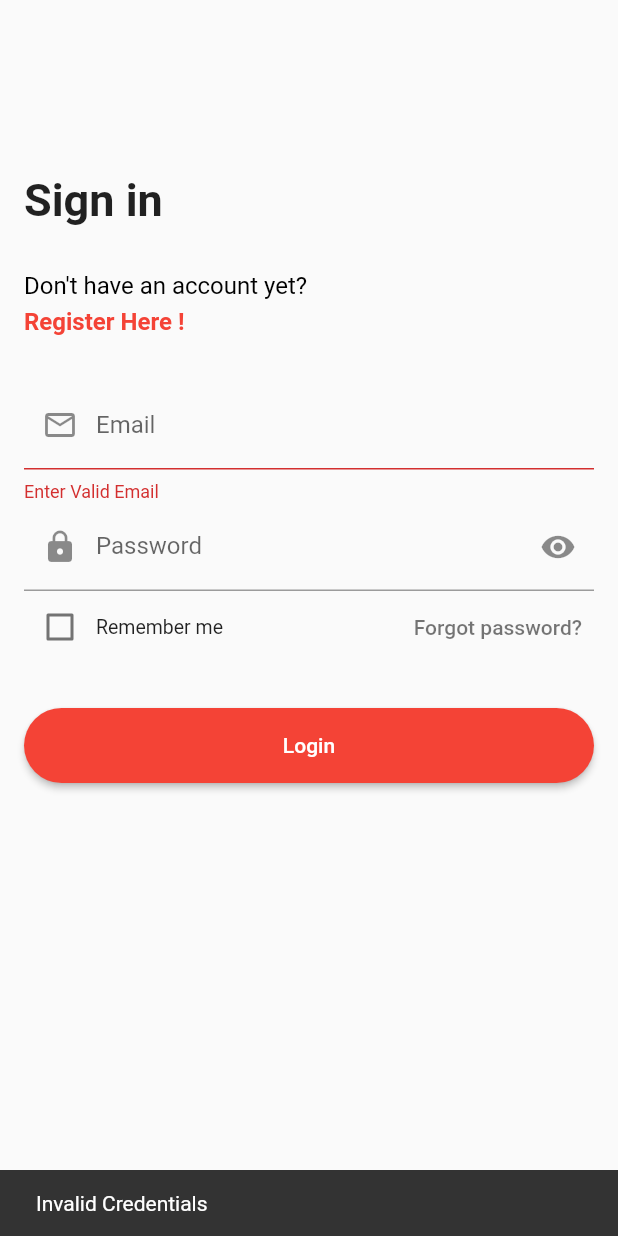
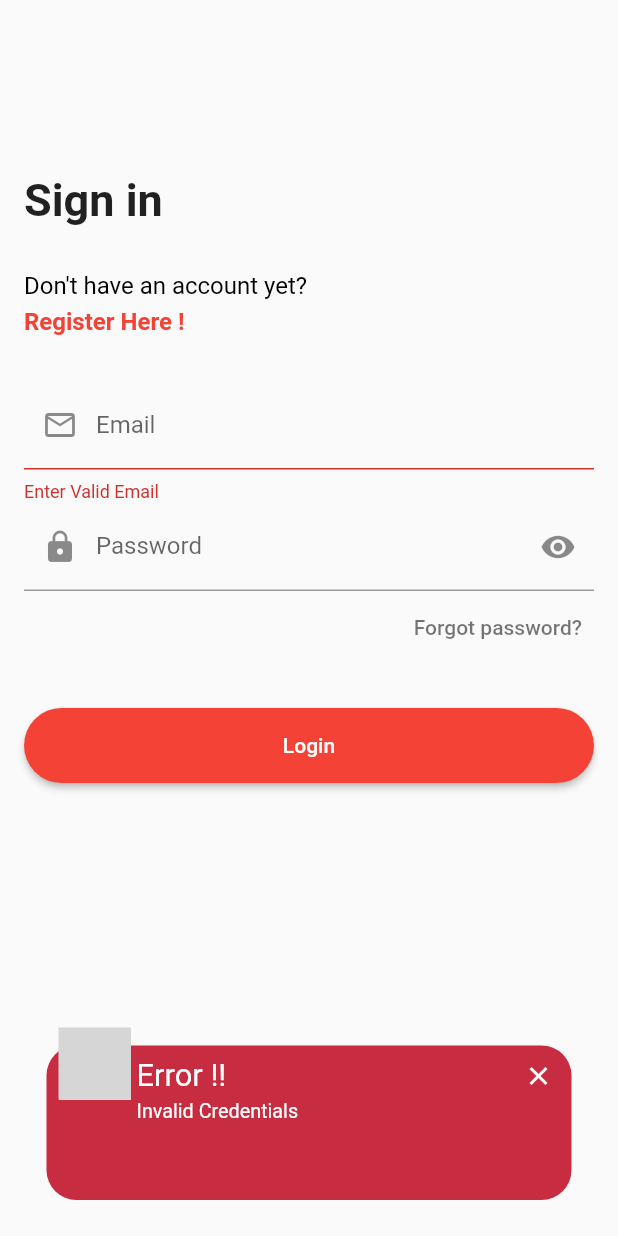
Before and after one commit to IEEE-DITU/form-creater-app, a Flutter app: the screen it shows after launch, after a tap on "Login", on a phone screen of 412 x 824 dp. Run offline on Flutter 3.47's test engine with Material 2 defaults, Android fonts, the phone set to English and light mode, and no system bars; drawn by our look-alikes of awesome_snackbar_content; our stand-ins replace cloud_firestore, email_validator, firebase_auth, firebase_core; accounts and stored records are empty; grey boxes are pictures that could not be loaded.

Commit message:
Added snackbar incase of error

```diff
--- a/lib/screens/login_screen.dart
+++ b/lib/screens/login_screen.dart
@@ -1,9 +1,11 @@
 import 'package:email_validator/email_validator.dart';
+import 'package:firebase_auth/firebase_auth.dart';
 import 'package:flutter/gestures.dart';
 import 'package:flutter/material.dart';
 import 'package:ieee_forms/screens/loading_screen.dart';
 import 'package:ieee_forms/screens/signup_screen.dart';
 import 'package:ieee_forms/services/firebase_service.dart';
+import 'package:ieee_forms/widgets/snack_bar.dart';
 
 class LoginScreen extends StatefulWidget {
   const LoginScreen({super.key});
@@ -15,10 +17,11 @@ class LoginScreen extends StatefulWidget {
 class _LoginScreenState extends State<LoginScreen> {
   final GlobalKey<FormState> _formKey = GlobalKey<FormState>();
   bool _isHidden = true;
-  bool _isCheck = false;
+  // bool _isCheck = false;
   FirebaseService fire = FirebaseService();
   String _email = "";
   String _password = "";
+  bool isProcessing = false;
 
   @override
   Widget build(BuildContext context) {
@@ -104,23 +107,24 @@ class _LoginScreenState extends State<LoginScreen> {
                     },
                   ),
                   Row(
-                    mainAxisAlignment: MainAxisAlignment.spaceBetween,
+                    mainAxisAlignment: MainAxisAlignment.end,
+                    // mainAxisAlignment: MainAxisAlignment.spaceBetween,
                     children: [
-                      Row(
-                        children: [
-                          Checkbox(
-                              value: _isCheck,
-                              onChanged: (val) {
-                                setState(() {
-                                  _isCheck = val!;
-                                });
-                              }),
-                          const Text(
-                            "Remember me",
-                            style: TextStyle(fontSize: 13),
-                          ),
-                        ],
-                      ),
+                      // Row(
+                      //   children: [
+                      //     Checkbox(
+                      //         value: _isCheck,
+                      //         onChanged: (val) {
+                      //           setState(() {
+                      //             _isCheck = val!;
+                      //           });
+                      //         }),
+                      //     const Text(
+                      //       "Remember me",
+                      //       style: TextStyle(fontSize: 13),
+                      //     ),
+                      //   ],
+                      // ),
                       TextButton(
                           onPressed: (() {}),
                           child: const Text(
@@ -137,32 +141,51 @@ class _LoginScreenState extends State<LoginScreen> {
                           shape: RoundedRectangleBorder(
                               borderRadius: BorderRadius.circular(50)),
                           minimumSize: const Size.fromHeight(50)),
-                      child: const Text('Login'),
+                      child: (isProcessing)
+                          ? const CircularProgressIndicator(
+                              color: Colors.white,
+                            )
+                          : const Text('Login'),
                       onPressed: () async {
+                        if (!isProcessing) {
+                          setState(() {
+                            isProcessing = true;
+                          });
                           debugPrint('Login');
                           if (_formKey.currentState!.validate()) {
-                          bool isSuccess =
-                              await fire.loginUser(_email, _password);
-                          if (isSuccess) {
+                            try {
+                              await FirebaseAuth.instance
+                                  .signInWithEmailAndPassword(
+                                      email: _email, password: _password);
                               // ignore: use_build_context_synchronously
                               Navigator.pushAndRemoveUntil(
                                 context,
                                 MaterialPageRoute(
-                                  builder: (context) => const LoadingScreen()),
+                                    builder: (context) =>
+                                        const LoadingScreen()),
                                 (Route<dynamic> route) => false,
                               );
-                          } else {
+                            } on FirebaseAuthException catch (e) {
+                              debugPrint(e.code.toString());
+
+                              if (e.code == 'user-not-found') {
                                 // ignore: use_build_context_synchronously
                                 ScaffoldMessenger.of(context)
-                                .showSnackBar(const SnackBar(
-                              content: Text('Login Unsuccessful'),
-                            ));
+                                    .showSnackBar(snackBarUserNotFound);
+                              } else if (e.code == 'wrong-password') {
+                                // ignore: use_build_context_synchronously
+                                ScaffoldMessenger.of(context)
+                                    .showSnackBar(snackBarLoginFailed);
+                              }
                             }
                           } else {
                             ScaffoldMessenger.of(context)
-                              .showSnackBar(const SnackBar(
-                            content: Text('Invalid Credentials'),
-                          ));
+                                .showSnackBar(snackBarInvalidCredentials);
+                          }
+
+                          setState(() {
+                            isProcessing = false;
+                          });
                         }
                       }),
                 ]),
--- a/lib/screens/signup_screen.dart
+++ b/lib/screens/signup_screen.dart
@@ -3,6 +3,7 @@ import 'package:flutter/gestures.dart';
 import 'package:flutter/material.dart';
 import 'package:ieee_forms/screens/loading_screen.dart';
 import 'package:ieee_forms/services/firebase_service.dart';
+import 'package:ieee_forms/widgets/snack_bar.dart';
 
 import 'login_screen.dart';
 
@@ -21,6 +22,7 @@ class _SignupScreenState extends State<SignupScreen> {
   String _password = "";
   String _confirmPassword = "";
   FirebaseService fire = FirebaseService();
+  bool isProcessing = false;
 
   @override
   Widget build(BuildContext context) {
@@ -161,8 +163,16 @@ class _SignupScreenState extends State<SignupScreen> {
                           shape: RoundedRectangleBorder(
                               borderRadius: BorderRadius.circular(50)),
                           minimumSize: const Size.fromHeight(50)),
-                      child: const Text('Register'),
+                      child: (isProcessing)
+                          ? const CircularProgressIndicator(
+                              color: Colors.white,
+                            )
+                          : const Text('Register'),
                       onPressed: () async {
+                        if (!isProcessing) {
+                          setState(() {
+                            isProcessing = true;
+                          });
                           debugPrint('Register');
                           if (_formKey.currentState!.validate()) {
                             bool isSuccess = await fire.signupNewUser(
@@ -172,16 +182,19 @@ class _SignupScreenState extends State<SignupScreen> {
                               Navigator.pushAndRemoveUntil(
                                 context,
                                 MaterialPageRoute(
-                                  builder: (context) => const LoadingScreen()),
+                                    builder: (context) =>
+                                        const LoadingScreen()),
                                 (Route<dynamic> route) => false,
                               );
                             } else {
                               // ignore: use_build_context_synchronously
                               ScaffoldMessenger.of(context)
-                                .showSnackBar(const SnackBar(
-                              content: Text('Signup Unsuccessful'),
-                            ));
+                                  .showSnackBar(snackBarSignupUnsuccessful);
                             }
+                          }
+                          setState(() {
+                            isProcessing = false;
+                          });
                         }
                       })
                 ]),
--- /dev/null
+++ b/lib/widgets/snack_bar.dart
@@ -0,0 +1,46 @@
+import 'package:awesome_snackbar_content/awesome_snackbar_content.dart';
+import 'package:flutter/material.dart';
+
+var snackBarLoginFailed = SnackBar(
+  elevation: 0,
+  behavior: SnackBarBehavior.floating,
+  backgroundColor: Colors.transparent,
+  content: AwesomeSnackbarContent(
+    title: 'Wrong password !! ',
+    message: 'Recheck your password and try again',
+    contentType: ContentType.failure,
+  ),
+);
+
+var snackBarInvalidCredentials = SnackBar(
+  elevation: 0,
+  behavior: SnackBarBehavior.floating,
+  backgroundColor: Colors.transparent,
+  content: AwesomeSnackbarContent(
+    title: 'Error !! ',
+    message: 'Invalid Credentials',
+    contentType: ContentType.failure,
+  ),
+);
+
+var snackBarUserNotFound = SnackBar(
+  elevation: 0,
+  behavior: SnackBarBehavior.floating,
+  backgroundColor: Colors.transparent,
+  content: AwesomeSnackbarContent(
+    title: 'User not Found !! ',
+    message: 'Check your email or signup again',
+    contentType: ContentType.failure,
+  ),
+);
+
+var snackBarSignupUnsuccessful = SnackBar(
+  elevation: 0,
+  behavior: SnackBarBehavior.floating,
+  backgroundColor: Colors.transparent,
+  content: AwesomeSnackbarContent(
+    title: 'Error!! ',
+    message: 'Please try again later!',
+    contentType: ContentType.failure,
+  ),
+);
--- a/pubspec.yaml
+++ b/pubspec.yaml
@@ -33,6 +33,7 @@ dependencies:
     sdk: flutter
   # The following adds the Cupertino Icons font to your application.
   # Use with the CupertinoIcons class for iOS style icons.
+  awesome_snackbar_content: ^0.1.0
   cloud_firestore: ^4.3.0
   cupertino_icons: ^1.0.2
   email_validator: ^2.1.17
```
Also changed, not shown: pubspec.lock. Lines whose indentation alone changed are shown as unchanged.
